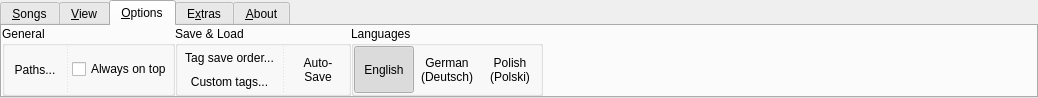
The window that uman/src/ribbon/QURibbonBar.ui (UltraStar-Deluxe/UltraStar-Manager) describes before a commit, drawn with Qt 5.
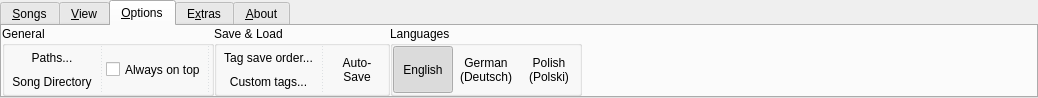
The same window after the commit. The open tabs and pages were chosen to show the change. Icons and pictures are not drawn.

Commit message: - song paths can be changed again

What changed in the file:
```diff
--- a/uman/src/ribbon/QURibbonBar.ui
+++ b/uman/src/ribbon/QURibbonBar.ui
@@ -880,6 +880,14 @@
         <number>0</number>
        </property>
        <item>
+        <layout class="QVBoxLayout" name="verticalLayout_14">
+         <property name="spacing">
+          <number>0</number>
+         </property>
+         <property name="leftMargin">
+          <number>0</number>
+         </property>
+         <item>
         <widget class="QToolButton" name="pathsBtn">
          <property name="sizePolicy">
           <sizepolicy hsizetype="Preferred" vsizetype="Preferred">
@@ -904,7 +912,7 @@
            <normaloff>:/types/folder_go.png</normaloff>:/types/folder_go.png</iconset>
          </property>
          <property name="toolButtonStyle">
-          <enum>Qt::ToolButtonTextUnderIcon</enum>
+            <enum>Qt::ToolButtonTextBesideIcon</enum>
          </property>
          <property name="autoRaise">
           <bool>true</bool>
@@ -912,7 +920,35 @@
         </widget>
        </item>
        <item>
-        <widget class="Line" name="line_5">
+          <widget class="QToolButton" name="baseDirBtn">
+           <property name="sizePolicy">
+            <sizepolicy hsizetype="Minimum" vsizetype="Preferred">
+             <horstretch>0</horstretch>
+             <verstretch>0</verstretch>
+            </sizepolicy>
+           </property>
+           <property name="text">
+            <string>Song Directory</string>
+           </property>
+           <property name="icon">
+            <iconset resource="../resources/uman.qrc">
+             <normaloff>:/control/folder_note.png</normaloff>:/control/folder_note.png</iconset>
+           </property>
+           <property name="popupMode">
+            <enum>QToolButton::InstantPopup</enum>
+           </property>
+           <property name="toolButtonStyle">
+            <enum>Qt::ToolButtonTextBesideIcon</enum>
+           </property>
+           <property name="autoRaise">
+            <bool>true</bool>
+           </property>
+          </widget>
+         </item>
+        </layout>
+       </item>
+       <item>
+        <widget class="Line" name="line_12">
          <property name="styleSheet">
           <string>border: 0;
 border-left-width: 1px;
@@ -926,6 +962,12 @@
        </item>
        <item>
         <widget class="QCheckBox" name="onTopChk">
+         <property name="sizePolicy">
+          <sizepolicy hsizetype="Minimum" vsizetype="Preferred">
+           <horstretch>0</horstretch>
+           <verstretch>0</verstretch>
+          </sizepolicy>
+         </property>
          <property name="toolTip">
           <string>Let no other window overlap this application.</string>
          </property>
@@ -934,6 +976,19 @@
          </property>
         </widget>
        </item>
+       <item>
+        <widget class="Line" name="line_5">
+         <property name="styleSheet">
+          <string>border: 0;
+border-left-width: 1px;
+border-left-style: dotted;
+border-left-color: #C2C7CB;</string>
+         </property>
+         <property name="orientation">
+          <enum>Qt::Vertical</enum>
+         </property>
+        </widget>
+       </item>
       </layout>
      </widget>
     </item>
```
Lines whose indentation alone changed are shown as unchanged. The commit also changes 6 other files.
